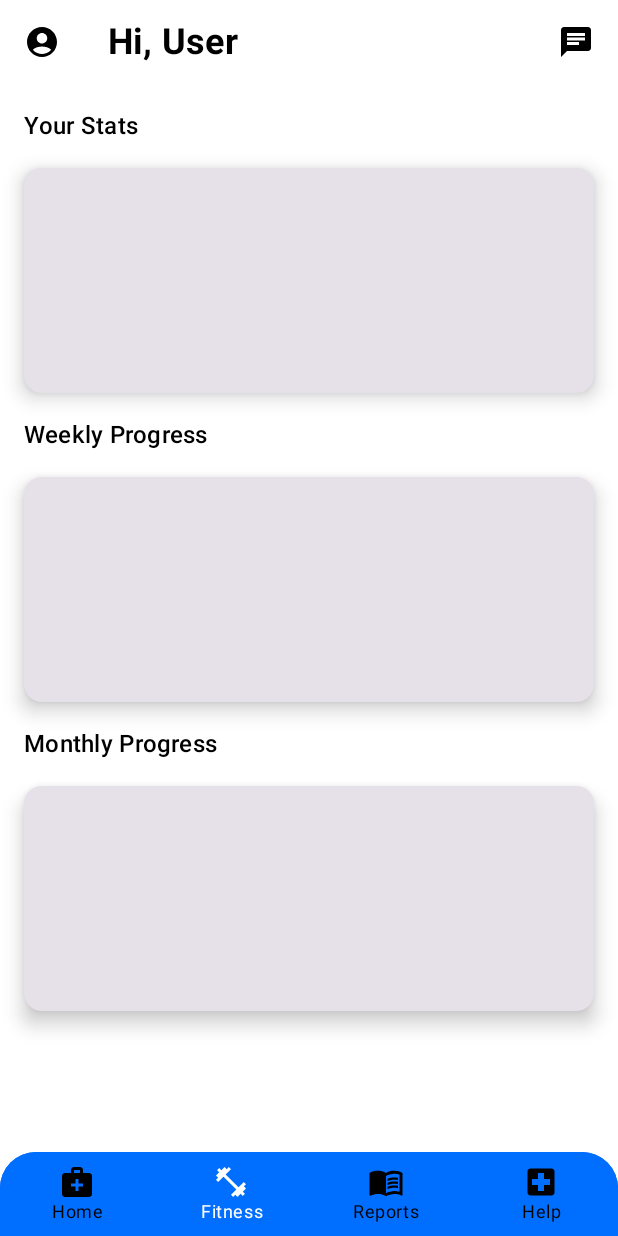
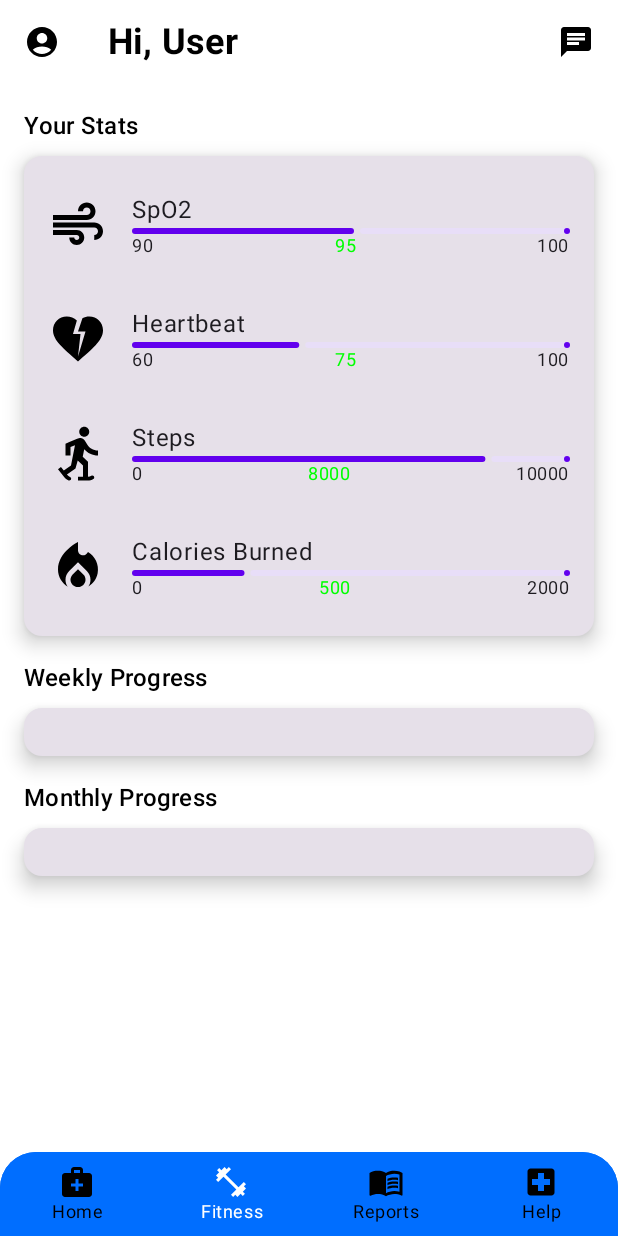
Before and after one commit to SahilKumar75/MediGo, an Android app built with Jetpack Compose: the fitness screen opened through its navigation route, on a phone screen of 412 x 824 dp. Run offline under Robolectric (Android 15) with nearby library versions, the phone set to English and light mode, and no system bars.

Commit message:
chat and fitness updated

```diff
--- a/app/build.gradle.kts
+++ b/app/build.gradle.kts
@@ -97,5 +97,7 @@ dependencies {
     implementation (libs.androidx.navigation.compose.v240alpha06)
     implementation (libs.gson)
     implementation (libs.accompanist.systemuicontroller)
+    implementation (libs.coil.compose)
+
 
 }
--- a/app/src/main/AndroidManifest.xml
+++ b/app/src/main/AndroidManifest.xml
@@ -6,6 +6,9 @@
     <uses-permission android:name="android.permission.RECORD_AUDIO" />
     <uses-permission android:name="android.permission.WRITE_EXTERNAL_STORAGE" />
     <uses-permission android:name="android.permission.READ_EXTERNAL_STORAGE" />
+    <uses-permission android:name="android.permission.READ_EXTERNAL_STORAGE" />
+    <uses-permission android:name="android.permission.WRITE_EXTERNAL_STORAGE" />
+
 
     <application
         android:allowBackup="true"
--- a/app/src/main/java/com/example/musical/common/utils/FitnessScreen.kt
+++ b/app/src/main/java/com/example/musical/common/utils/FitnessScreen.kt
@@ -1,16 +1,22 @@
 package com.example.musical.common.utils
 
+import androidx.compose.foundation.Image
 import androidx.compose.foundation.layout.*
+import androidx.compose.foundation.lazy.LazyColumn
+import androidx.compose.foundation.lazy.items
 import androidx.compose.material3.*
 import androidx.compose.runtime.Composable
 import androidx.compose.ui.Alignment
 import androidx.compose.ui.Modifier
+import androidx.compose.ui.graphics.Color
+import androidx.compose.ui.res.painterResource
 import androidx.compose.ui.unit.dp
 import androidx.navigation.NavController
+import com.example.musical.R
 
 @Composable
 fun FitnessScreen(navController: NavController) {
-    Column(
+    LazyColumn(
         modifier = Modifier
             .fillMaxSize()
             .padding(16.dp),
@@ -18,56 +24,109 @@ fun FitnessScreen(navController: NavController) {
         horizontalAlignment = Alignment.CenterHorizontally
     ) {
         // Your Stats Section
-        Text(text = "Your Stats", style = MaterialTheme.typography.titleMedium, modifier = Modifier.align(Alignment.Start))
+        item {
+            Box(modifier = Modifier.fillMaxWidth()) {
+                Text(
+                    text = "Your Stats",
+                    style = MaterialTheme.typography.titleMedium,
+                    modifier = Modifier.align(Alignment.CenterStart)
+                )
+            }
+            Spacer(modifier = Modifier.height(8.dp))
             Card(
                 modifier = Modifier
                     .fillMaxWidth()
-                .height(150.dp),
+                    .wrapContentHeight(), // Make the card height dynamic
                 elevation = CardDefaults.cardElevation(defaultElevation = 8.dp)
             ) {
                 Column(
                     modifier = Modifier
-                    .fillMaxSize()
+                        .fillMaxWidth()
                         .padding(16.dp),
-                verticalArrangement = Arrangement.Top,
+                    verticalArrangement = Arrangement.spacedBy(16.dp),
                     horizontalAlignment = Alignment.Start
                 ) {
-                // Add more content related to "Your Stats" here
+                    StatItem(
+                        imageRes = R.drawable.ic_spo2, // Replace with your SpO2 icon resource
+                        label = "SpO2",
+                        value = 95,
+                        minValue = 90,
+                        maxValue = 100
+                    )
+                    StatItem(
+                        imageRes = R.drawable.ic_heartbeat, // Replace with your heartbeat icon resource
+                        label = "Heartbeat",
+                        value = 75,
+                        minValue = 60,
+                        maxValue = 100
+                    )
+                    StatItem(
+                        imageRes = R.drawable.ic_steps, // Replace with your steps icon resource
+                        label = "Steps",
+                        value = 8000,
+                        minValue = 0,
+                        maxValue = 10000
+                    )
+                    StatItem(
+                        imageRes = R.drawable.ic_calories, // Replace with your calories icon resource
+                        label = "Calories Burned",
+                        value = 500,
+                        minValue = 0,
+                        maxValue = 2000
+                    )
+                }
             }
         }
 
         // Weekly Progress Section
-        Text(text = "Weekly Progress", style = MaterialTheme.typography.titleMedium, modifier = Modifier.align(Alignment.Start))
+        item {
+            Box(modifier = Modifier.fillMaxWidth()) {
+                Text(
+                    text = "Weekly Progress",
+                    style = MaterialTheme.typography.titleMedium,
+                    modifier = Modifier.align(Alignment.CenterStart)
+                )
+            }
+            Spacer(modifier = Modifier.height(8.dp))
             Card(
                 modifier = Modifier
                     .fillMaxWidth()
-                .height(150.dp),
+                    .wrapContentHeight(), // Make the card height dynamic
                 elevation = CardDefaults.cardElevation(defaultElevation = 8.dp)
             ) {
                 Column(
                     modifier = Modifier
-                    .fillMaxSize()
+                        .fillMaxWidth()
                         .padding(16.dp),
-                verticalArrangement = Arrangement.Top,
+                    verticalArrangement = Arrangement.spacedBy(16.dp),
                     horizontalAlignment = Alignment.Start
                 ) {
                     // Add more content related to "Weekly Progress" here
                 }
             }
+        }
 
         // Monthly Progress Section
-        Text(text = "Monthly Progress", style = MaterialTheme.typography.titleMedium, modifier = Modifier.align(Alignment.Start))
+        item {
+            Box(modifier = Modifier.fillMaxWidth()) {
+                Text(
+                    text = "Monthly Progress",
+                    style = MaterialTheme.typography.titleMedium,
+                    modifier = Modifier.align(Alignment.CenterStart)
+                )
+            }
+            Spacer(modifier = Modifier.height(8.dp))
             Card(
                 modifier = Modifier
                     .fillMaxWidth()
-                .height(150.dp),
+                    .wrapContentHeight(), // Make the card height dynamic
                 elevation = CardDefaults.cardElevation(defaultElevation = 8.dp)
             ) {
                 Column(
                     modifier = Modifier
-                    .fillMaxSize()
+                        .fillMaxWidth()
                         .padding(16.dp),
-                verticalArrangement = Arrangement.Top,
+                    verticalArrangement = Arrangement.spacedBy(16.dp),
                     horizontalAlignment = Alignment.Start
                 ) {
                     // Add more content related to "Monthly Progress" here
@@ -75,3 +134,44 @@ fun FitnessScreen(navController: NavController) {
             }
         }
     }
+}
+
+@Composable
+fun StatItem(
+    imageRes: Int,
+    label: String,
+    value: Int,
+    minValue: Int,
+    maxValue: Int
+) {
+    Row(
+        modifier = Modifier
+            .fillMaxWidth()
+            .padding(vertical = 8.dp),
+        verticalAlignment = Alignment.CenterVertically
+    ) {
+        Image(
+            painter = painterResource(id = imageRes),
+            contentDescription = label,
+            modifier = Modifier.size(40.dp)
+        )
+        Spacer(modifier = Modifier.width(16.dp))
+        Column(
+            modifier = Modifier.weight(1f)
+        ) {
+            Text(text = label, style = MaterialTheme.typography.bodyLarge)
+            LinearProgressIndicator(
+                progress = (value - minValue).toFloat() / (maxValue - minValue),
+                modifier = Modifier.fillMaxWidth()
+            )
+            Row(
+                modifier = Modifier.fillMaxWidth(),
+                horizontalArrangement = Arrangement.SpaceBetween
+            ) {
+                Text(text = "$minValue", style = MaterialTheme.typography.bodySmall)
+                Text(text = "$value", style = MaterialTheme.typography.bodySmall, color = Color.Green)
+                Text(text = "$maxValue", style = MaterialTheme.typography.bodySmall)
+            }
+        }
+    }
+}
--- a/app/src/main/java/com/example/musical/common/utils/Reports.kt
+++ b/app/src/main/java/com/example/musical/common/utils/Reports.kt
@@ -15,6 +15,7 @@ import androidx.compose.ui.res.painterResource
 import androidx.compose.ui.text.TextStyle
 import androidx.compose.ui.text.font.FontWeight
 import androidx.compose.ui.unit.dp
+import androidx.compose.ui.unit.sp
 import com.example.musical.R
 
 data class MedicalReport(
@@ -35,7 +36,8 @@ fun Report() {
     )
     val sectionTextStyle = TextStyle(
         color = Color.Black,
-        fontWeight = FontWeight.Bold
+        fontWeight = FontWeight.Bold,
+        fontSize = 18.sp // Increased font size for section headers
     )
 
     val recentReports = listOf(
--- /dev/null
+++ b/app/src/main/res/drawable/ic_calories.xml
@@ -0,0 +1,7 @@
+<vector xmlns:android="http://schemas.android.com/apk/res/android" android:height="24dp" android:tint="#000000" android:viewportHeight="24" android:viewportWidth="24" android:width="24dp">
+
+    <path android:fillColor="@android:color/white" android:pathData="M12,12.9l-2.13,2.09C9.31,15.55 9,16.28 9,17.06C9,18.68 10.35,20 12,20s3,-1.32 3,-2.94c0,-0.78 -0.31,-1.52 -0.87,-2.07L12,12.9z"/>
+
+    <path android:fillColor="@android:color/white" android:pathData="M16,6l-0.44,0.55C14.38,8.02 12,7.19 12,5.3V2c0,0 -8,4 -8,11c0,2.92 1.56,5.47 3.89,6.86C7.33,19.07 7,18.1 7,17.06c0,-1.32 0.52,-2.56 1.47,-3.5L12,10.1l3.53,3.47c0.95,0.93 1.47,2.17 1.47,3.5c0,1.02 -0.31,1.96 -0.85,2.75c1.89,-1.15 3.29,-3.06 3.71,-5.3C20.52,10.97 18.79,7.62 16,6z"/>
+
+</vector>
--- /dev/null
+++ b/app/src/main/res/drawable/ic_heartbeat.xml
@@ -0,0 +1,5 @@
+<vector xmlns:android="http://schemas.android.com/apk/res/android" android:height="24dp" android:tint="#000000" android:viewportHeight="24" android:viewportWidth="24" android:width="24dp">
+
+    <path android:fillColor="@android:color/white" android:pathData="M16.5,3c-0.96,0 -1.9,0.25 -2.73,0.69L12,9h3l-3,10l1,-9h-3l1.54,-5.39C10.47,3.61 9.01,3 7.5,3C4.42,3 2,5.42 2,8.5c0,4.13 4.16,7.18 10,12.5c5.47,-4.94 10,-8.26 10,-12.5C22,5.42 19.58,3 16.5,3z"/>
+
+</vector>
--- /dev/null
+++ b/app/src/main/res/drawable/ic_spo2.xml
@@ -0,0 +1,5 @@
+<vector xmlns:android="http://schemas.android.com/apk/res/android" android:height="24dp" android:tint="#000000" android:viewportHeight="24" android:viewportWidth="24" android:width="24dp">
+
+    <path android:fillColor="@android:color/white" android:pathData="M14.5,17c0,1.65 -1.35,3 -3,3s-3,-1.35 -3,-3h2c0,0.55 0.45,1 1,1s1,-0.45 1,-1s-0.45,-1 -1,-1H2v-2h9.5C13.15,14 14.5,15.35 14.5,17zM19,6.5C19,4.57 17.43,3 15.5,3S12,4.57 12,6.5h2C14,5.67 14.67,5 15.5,5S17,5.67 17,6.5S16.33,8 15.5,8H2v2h13.5C17.43,10 19,8.43 19,6.5zM18.5,11H2v2h16.5c0.83,0 1.5,0.67 1.5,1.5S19.33,16 18.5,16v2c1.93,0 3.5,-1.57 3.5,-3.5S20.43,11 18.5,11z"/>
+
+</vector>
--- /dev/null
+++ b/app/src/main/res/drawable/ic_steps.xml
@@ -0,0 +1,5 @@
+<vector xmlns:android="http://schemas.android.com/apk/res/android" android:height="24dp" android:tint="#000000" android:viewportHeight="24" android:viewportWidth="24" android:width="24dp">
+
+    <path android:fillColor="@android:color/white" android:pathData="M12.5,3.5c0,-1.1 0.9,-2 2,-2s2,0.9 2,2c0,1.1 -0.9,2 -2,2S12.5,4.6 12.5,3.5zM6.32,19.03l-1.14,-1.47L4,18.5l2.38,3.04c0.51,0.65 1.16,1.15 1.88,1.41c0.28,0.1 0.53,0.04 0.72,-0.11c0.3,-0.23 0.42,-0.7 0.12,-1.07c-0.08,-0.1 -0.2,-0.17 -0.31,-0.22c-0.43,-0.18 -0.82,-0.45 -1.14,-0.83l-0.08,-0.1L11,18.2l0.89,-3.22l2.11,2v4.52h-2V23h3.87c0.82,0 1.61,-0.21 2.26,-0.61c0.26,-0.16 0.37,-0.39 0.37,-0.64c0,-0.38 -0.3,-0.75 -0.77,-0.75c-0.13,0 -0.26,0.04 -0.37,0.1c-0.4,0.23 -0.87,0.37 -1.36,0.4l0,-6.02l-2.11,-2l0.6,-3C15.79,11.98 17.8,13 20,13v-2c-1.9,0 -3.51,-1.02 -4.31,-2.42l-1,-1.58c-0.4,-0.6 -1,-1 -1.7,-1C12.24,6 11.58,6.34 7,8.28V13h2V9.58l1.79,-0.7L9.2,17L6.32,19.03z"/>
+
+</vector>
--- a/gradle/libs.versions.toml
+++ b/gradle/libs.versions.toml
@@ -10,6 +10,8 @@ androidxMaterial3 = "1.0.0-alpha01"
 androidxMaterial = "1.3.0"
 androidxNavigationCompose = "2.7.5"
 androidxNavigationComposeVersion = "2.4.0-alpha06"
+coilCompose = "2.4.0"
+composeCharts = "0.1.0"
 coreKtxVersion = "1.7.0"
 foundation = "1.6.8"
 gson = "2.10.1"
@@ -29,6 +31,7 @@ material3Android = "1.2.1"
 material3Version = "1.1.0"
 materialVersion = "1.6.0-alpha08"
 media3Common = "1.4.0"
+mpandroidchart = "v3.1.0"
 navigationCompose = "2.7.7"
 navigationComposeVersion = "2.5.3"
 ui = "1.6.8"
@@ -61,6 +64,8 @@ androidx-navigation-compose-v240alpha06 = { module = "androidx.navigation:naviga
 androidx-navigation-compose-v253 = { module = "androidx.navigation:navigation-compose", version.ref = "navigationComposeVersion" }
 androidx-navigation-compose-v275 = { module = "androidx.navigation:navigation-compose", version.ref = "androidxNavigationCompose" }
 androidx-ui-v160alpha08 = { module = "androidx.compose.ui:ui", version.ref = "uiVersion" }
+coil-compose = { module = "io.coil-kt:coil-compose", version.ref = "coilCompose" }
+compose-charts = { module = "com.github.tehras:compose-charts", version.ref = "composeCharts" }
 gson = { module = "com.google.code.gson:gson", version.ref = "gson" }
 junit = { group = "junit", name = "junit", version.ref = "junit" }
 androidx-junit = { group = "androidx.test.ext", name = "junit", version.ref = "junitVersion" }
@@ -79,6 +84,7 @@ androidx-benchmark-macro = { group = "androidx.benchmark", name = "benchmark-mac
 androidx-material3-android = { group = "androidx.compose.material3", name = "material3-android", version.ref = "material3Android" }
 androidx-media3-common = { group = "androidx.media3", name = "media3-common", version.ref = "media3Common" }
 material3 = { module = "androidx.compose.material3:material3", version.ref = "material3" }
+mpandroidchart = { module = "com.github.PhilJay:MPAndroidChart", version.ref = "mpandroidchart" }
 ui = { module = "androidx.compose.ui:ui", version.ref = "ui" }
 ui-graphics = { module = "androidx.compose.ui:ui-graphics", version.ref = "uiGraphics" }
 ui-tooling-preview = { module = "androidx.compose.ui:ui-tooling-preview", version.ref = "uiToolingPreview" }
```
Also changed, not shown: app/src/main/java/com/example/musical/presentation/chat/ChatScreen.kt (+47 -10 lines), app/src/main/java/com/example/musical/MainActivity.kt (line endings or trailing spaces), gradle/wrapper/gradle-wrapper.properties. Lines whose indentation alone changed are shown as unchanged.
